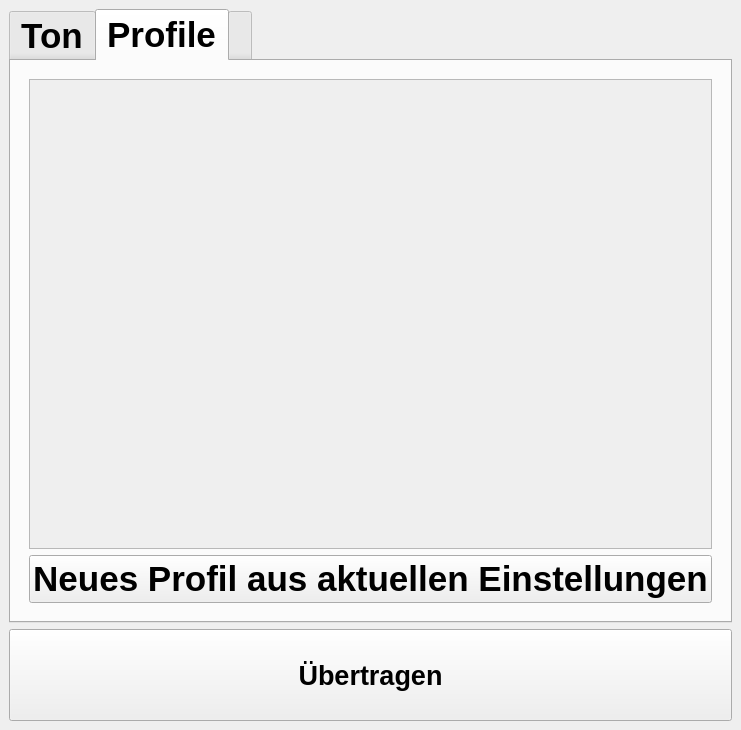
Sammasas/Klingelball-App, file klingelballui.ui: the form before one commit.
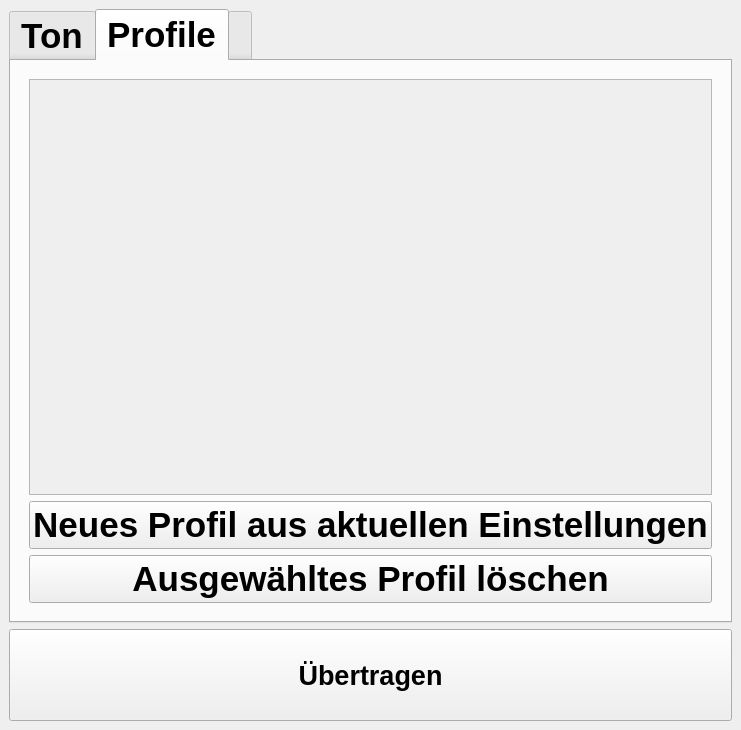
The form after the commit. The open tabs and pages were chosen to show the change. Icons and pictures are not drawn.

```diff
--- a/klingelballui.ui
+++ b/klingelballui.ui
@@ -433,7 +433,7 @@
            <number>0</number>
           </property>
           <widget class="QWidget" name="Profil_page">
-           <layout class="QGridLayout" name="gridLayout" rowminimumheight="0,0">
+           <layout class="QGridLayout" name="gridLayout" rowminimumheight="0,0,0">
             <item row="0" column="0">
              <widget class="QScrollArea" name="scrollArea">
               <property name="verticalScrollBarPolicy">
@@ -450,8 +450,8 @@
                 <rect>
                  <x>0</x>
                  <y>0</y>
-                 <width>388</width>
-                 <height>474</height>
+                 <width>406</width>
+                 <height>487</height>
                 </rect>
                </property>
                <layout class="QGridLayout" name="gridLayout_2">
@@ -485,6 +485,13 @@
               </property>
              </widget>
             </item>
+            <item row="2" column="0">
+             <widget class="QPushButton" name="delete_current_profile_button">
+              <property name="text">
+               <string>Ausgewähltes Profil löschen</string>
+              </property>
+             </widget>
+            </item>
            </layout>
            <zorder>profil_from_currentsettings_button</zorder>
            <zorder>scrollArea</zorder>
```
Left out of the diff: 34 changed lines with no effect on the pictures.
